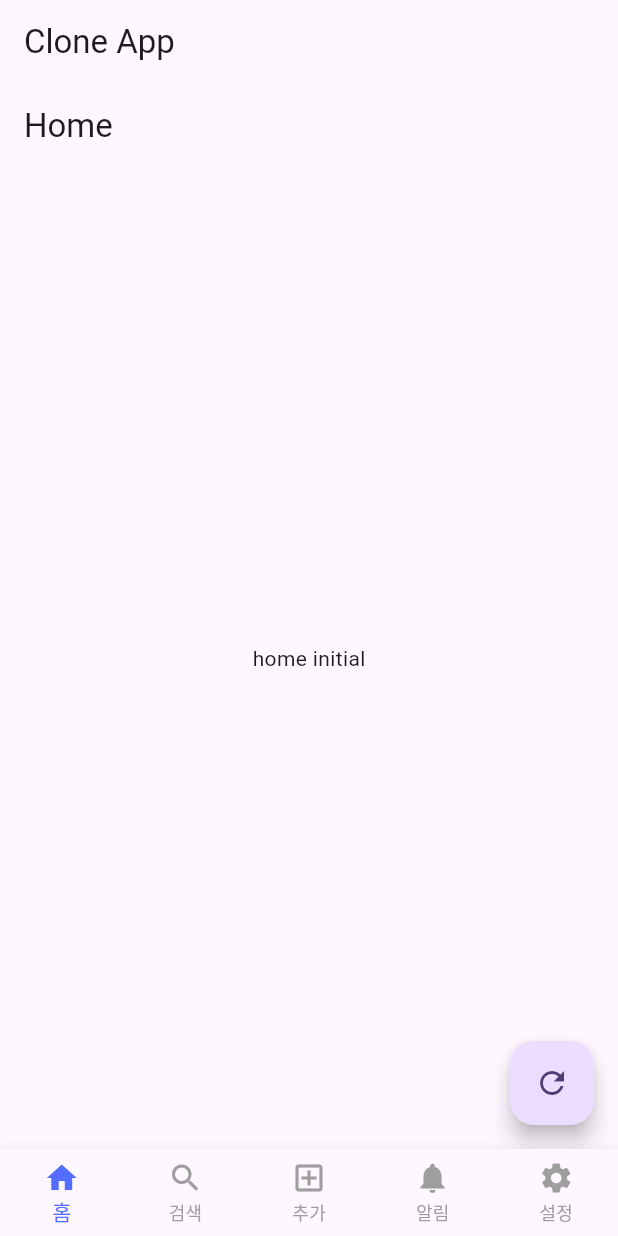
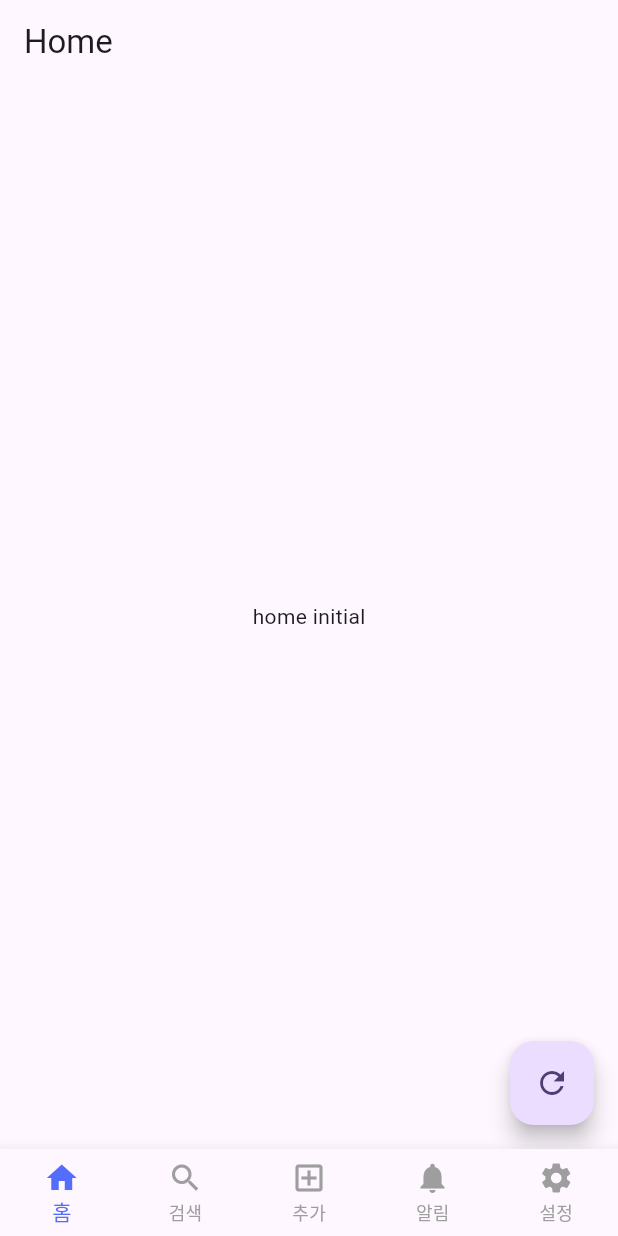
Before and after one commit to kumgold/blind-clone-flutter, a Flutter app: the screen it shows after launch, on a phone screen of 412 x 824 dp. Run offline on Flutter 3.47's test engine with Material 3 defaults, Android fonts, the light colour scheme and no system bars; our stand-ins replace equatable, flutter_bloc.

Commit message:
📝 update main.dart

```diff
--- a/blind-clone/lib/main.dart
+++ b/blind-clone/lib/main.dart
@@ -13,7 +13,7 @@
   @override
   Widget build(BuildContext context) {
     return MaterialApp(
-      title: 'Flutter Demo',
+      title: 'Blind Clone',
       theme: ThemeData(
         colorScheme: ColorScheme.fromSeed(seedColor: Colors.deepPurple),
       ),
@@ -55,7 +55,6 @@
   @override
   Widget build(BuildContext context) {
     return Scaffold(
-      appBar: AppBar(title: const Text('Clone App')),
       // _selectedIndex에 따라 _widgetOptions 리스트에서 적절한 페이지를 선택하여 표시
       body: Center(child: _widgetOptions.elementAt(_selectedIndex)),
 
```
Also changed, not shown: blind-clone/lib/ui/settings/settings.dart (added).
